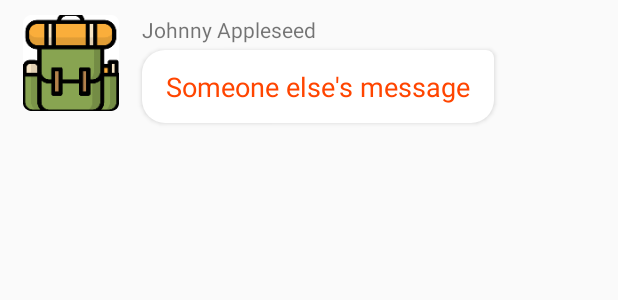
After one commit to JSnipes29/Travelo, an Android app: the layout message_incoming.xml on its own in the app's theme, with its tools: preview values and no code run, on a phone screen of 412 x 824 dp. The commit adds this screen. Shown: the top 300 px of the screen. Run offline under Robolectric (Android 15) with nearby library versions, the phone set to English and light mode, and no system bars.

Commit message:
Users can send messages to each other in rooms

```diff
--- a/app/build.gradle
+++ b/app/build.gradle
@@ -49,4 +49,6 @@ dependencies {
 
     implementation 'org.parceler:parceler-api:1.1.12'
     annotationProcessor 'org.parceler:parceler:1.1.12'
+
+    implementation 'com.github.bumptech.glide:glide:4.11.0'
 }
--- a/app/src/main/java/com/example/travelo/fragments/CreateRoomFragment.java
+++ b/app/src/main/java/com/example/travelo/fragments/CreateRoomFragment.java
@@ -67,9 +67,11 @@ public class CreateRoomFragment extends DialogFragment {
         room.setOwner(ParseUser.getCurrentUser());
         JSONArray users = new JSONArray();
         JSONObject obj = new JSONObject();
+        String profileUrl = ParseUser.getCurrentUser().getParseFile("profileImage").getUrl();
         try {
             obj.put("username", ParseUser.getCurrentUser().getUsername());
             obj.put("ready", false);
+            obj.put("profileImageUrl", profileUrl);
         } catch (JSONException e) {
             e.printStackTrace();
         }
--- /dev/null
+++ b/app/src/main/res/drawable/message_incoming.xml
@@ -0,0 +1,6 @@
+<?xml version="1.0" encoding="utf-8"?>
+<shape xmlns:android="http://schemas.android.com/apk/res/android"
+    android:shape="rectangle">
+    <solid android:color="?colorOnPrimary" />
+    <corners android:topRightRadius="5dp" android:radius="15dp" />
+</shape>
--- /dev/null
+++ b/app/src/main/res/drawable/message_outgoing.xml
@@ -0,0 +1,6 @@
+<?xml version="1.0" encoding="utf-8"?>
+<shape xmlns:android="http://schemas.android.com/apk/res/android"
+    android:shape="rectangle">
+    <solid android:color="?colorPrimary" />
+    <corners android:topRightRadius="5dp" android:radius="15dp" />
+</shape>
--- /dev/null
+++ b/app/src/main/res/layout/message_incoming.xml
@@ -0,0 +1,41 @@
+<?xml version="1.0" encoding="utf-8"?>
+<RelativeLayout xmlns:android="http://schemas.android.com/apk/res/android"
+    android:layout_width="match_parent"
+    android:layout_height="wrap_content"
+    xmlns:tools="http://schemas.android.com/tools"
+    android:paddingVertical="10dp"
+    android:paddingLeft="15dp"
+    android:paddingRight="60dp"
+    android:clipToPadding="false">
+
+    <TextView
+        android:id="@+id/tvName"
+        android:layout_marginLeft="15dp"
+        android:layout_toRightOf="@+id/ivProfileOther"
+        android:layout_alignTop="@+id/ivProfileOther"
+        android:layout_width="wrap_content"
+        android:layout_height="wrap_content"
+        android:paddingBottom="4dp"
+        tools:text="Johnny Appleseed" />
+
+    <ImageView
+        android:id="@+id/ivProfileOther"
+        android:layout_alignParentLeft="true"
+        android:contentDescription="@string/profile_other"
+        android:layout_width="64dp"
+        android:layout_height="64dp"
+        android:src="@mipmap/ic_launcher" />
+    <TextView
+        android:layout_width="wrap_content"
+        android:layout_height="wrap_content"
+        android:id="@+id/tvBody"
+        android:layout_below="@+id/tvName"
+        android:layout_alignLeft="@+id/tvName"
+        android:background="@drawable/message_incoming"
+        android:paddingVertical="12dp"
+        android:paddingHorizontal="16dp"
+        android:elevation="2dp"
+        android:textSize="18sp"
+        android:textColor="?colorPrimaryVariant"
+        android:text="Someone else's message" />
+</RelativeLayout>
--- a/app/src/main/res/values/strings.xml
+++ b/app/src/main/res/values/strings.xml
@@ -17,5 +17,7 @@
     <string name="enter">Enter</string>
     <string name="message_hint">Type here</string>
     <string name="send">Send</string>
+    <string name="profile_me">My Profile Pic</string>
+    <string name="profile_other">Other profile pic</string>
 
 </resources>
```
Also changed, not shown: app/src/main/java/com/example/travelo/adapters/ChatAdapter.java (added, +164 -0 lines), app/src/main/java/com/example/travelo/fragments/RoomMessagesFragment.java (+78 -1 lines), app/src/main/res/layout/fragment_room_messages.xml (+9 -1 lines), app/src/main/res/layout/message_outgoing.xml (added, +32 -0 lines).
